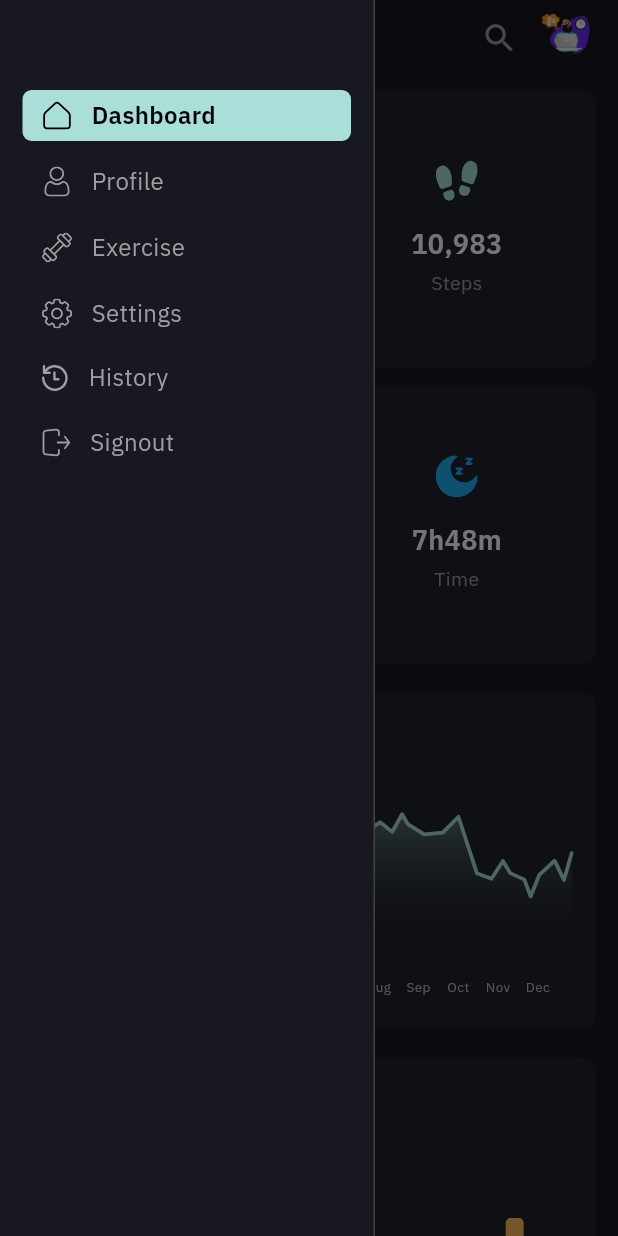
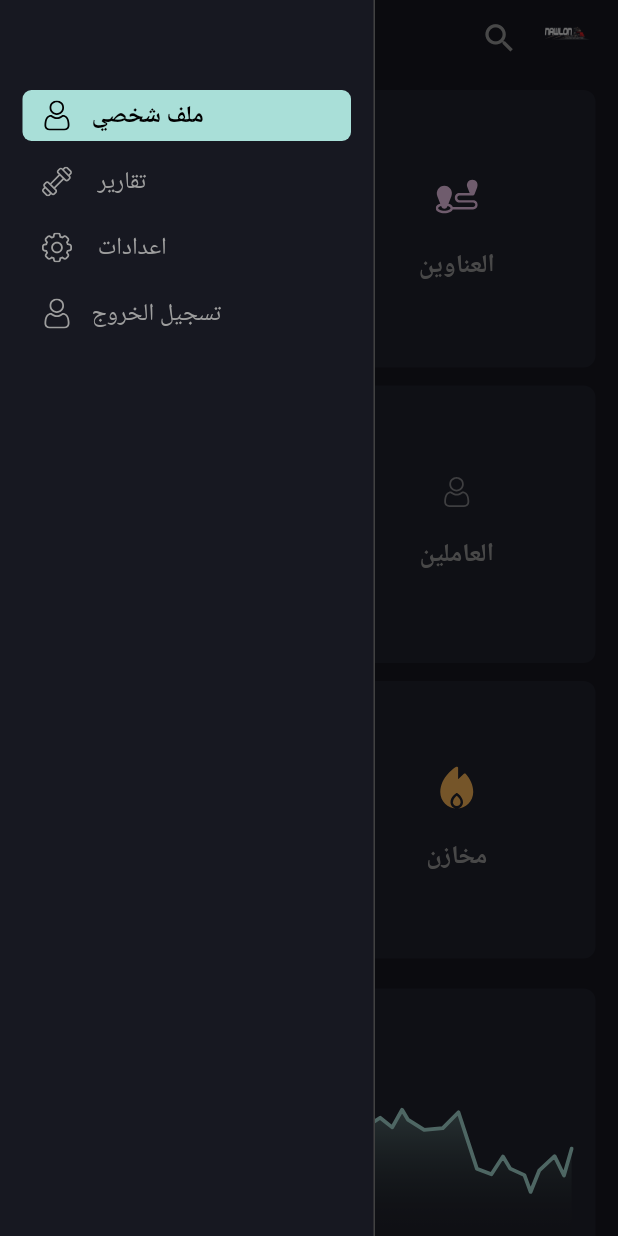
Before and after one commit to Moazzibrahim/nawlon, a Flutter app: the DashBoard screen opened directly, with the side drawer open, on a phone screen of 412 x 824 dp. Run offline on Flutter 3.47's test engine with Material 3 defaults, Android fonts, the phone set to English and light mode, and no system bars; drawn by our look-alikes of fl_chart; our stand-ins replace flutter_svg.

Commit message:
second commit

```diff
--- a/lib/background.dart
+++ b/lib/background.dart
@@ -38,7 +38,7 @@ class Background extends StatelessWidget {
             top: 50,
             right: 30,
             child: Image.asset(
-              "assets/images/main.png",
+              "assets/images/transporter.png",
               width: size.width * 0.35
             ),
           ),
--- a/lib/model/health_model.dart
+++ b/lib/model/health_model.dart
@@ -1,7 +1,6 @@
 class HealthModel {
-  final String icon;
-  final String value;
-  final String title;
-  const HealthModel(
-      {required this.icon, required this.value, required this.title});
+  String icon;
+  //final String value;
+  String title;
+  HealthModel({required this.icon, required this.title});
 }
--- a/lib/pages/home/home_page.dart
+++ b/lib/pages/home/home_page.dart
@@ -29,7 +29,7 @@ class HomePage extends StatelessWidget {
               ),
               Header(scaffoldKey: scaffoldKey),
               height(context),
-              const ActivityDetailsCard(),
+              ActivityDetailsCard(),
               height(context),
               LineChartCard(),
               height(context),
--- a/lib/pages/home/widgets/activity_details_card.dart
+++ b/lib/pages/home/widgets/activity_details_card.dart
@@ -5,15 +5,21 @@ import 'package:flutter_dashboard/widgets/custom_card.dart';
 import 'package:flutter_svg/svg.dart';
 
 class ActivityDetailsCard extends StatelessWidget {
-  const ActivityDetailsCard({super.key});
+  ActivityDetailsCard({super.key});
 
-  final List<HealthModel> healthDetails = const [
+  final List<HealthModel> healthDetails = [
     HealthModel(
-        icon: 'assets/svg/burn.svg', value: "305", title: "Cars "),
-    HealthModel(icon: 'assets/svg/steps.svg', value: "10,983", title: "Steps"),
+      icon: "assets/svg/truck.svg",
+      title: "السيارات ",
+    ),
     HealthModel(
-        icon: 'assets/svg/distance.svg', value: "7km", title: "Distance"),
-    HealthModel(icon: 'assets/svg/sleep.svg', value: "7h48m", title: "Time"),
+      icon: "assets/svg/distance.svg",
+      title: "العناوين",
+    ),
+    HealthModel(title: "الصيانات", icon: "assets/svg/history.svg"),
+    HealthModel(title: "العاملين", icon: "assets/svg/profile.svg"),
+    HealthModel(title: "الايرادات والمصروفات", icon: "assets/svg/steps.svg"),
+    HealthModel(title: "مخازن", icon: "assets/svg/burn.svg"),
   ];
 
   @override
@@ -33,22 +39,23 @@ class ActivityDetailsCard extends StatelessWidget {
             crossAxisAlignment: CrossAxisAlignment.center,
             children: [
               SvgPicture.asset(healthDetails[i].icon),
-              Padding(
-                padding: const EdgeInsets.only(top: 15, bottom: 4),
-                child: Text(
-                  healthDetails[i].value,
-                  style: const TextStyle(
-                      fontSize: 18,
-                      color: Colors.white,
-                      fontWeight: FontWeight.w600),
-                ),
+              //Container(child: Icon(),),
+              const Padding(
+                padding: EdgeInsets.only(top: 15, bottom: 4),
+                // child: Text(
+                //   healthDetails[i].title,
+                //   style: const TextStyle(
+                //       fontSize: 18,
+                //       color: Colors.white,
+                //       fontWeight: FontWeight.w600),
+                // ),
               ),
               Text(
                 healthDetails[i].title,
                 style: const TextStyle(
-                    fontSize: 13,
+                    fontSize: 17,
                     color: Colors.grey,
-                    fontWeight: FontWeight.normal),
+                    fontWeight: FontWeight.bold),
               ),
             ],
           ),
--- a/lib/widgets/menu.dart
+++ b/lib/widgets/menu.dart
@@ -1,6 +1,5 @@
 import 'package:flutter/material.dart';
 import 'package:flutter_dashboard/Responsive.dart';
-import 'package:flutter_dashboard/dashboard.dart';
 import 'package:flutter_dashboard/login_screen.dart';
 import 'package:flutter_dashboard/model/menu_modal.dart';
 import 'package:flutter_dashboard/widgets/profile/profile.dart';
@@ -18,12 +17,11 @@ class Menu extends StatefulWidget {
 
 class _MenuState extends State<Menu> {
   List<MenuModel> menu = [
-    MenuModel(icon: 'assets/svg/home.svg', title: "Dashboard"),
-    MenuModel(icon: 'assets/svg/profile.svg', title: "Profile"),
-    MenuModel(icon: 'assets/svg/exercise.svg', title: "Exercise"),
-    MenuModel(icon: 'assets/svg/setting.svg', title: "Settings"),
-    MenuModel(icon: 'assets/svg/history.svg', title: "History"),
-    MenuModel(icon: 'assets/svg/signout.svg', title: "Signout"),
+    MenuModel(icon: 'assets/svg/profile.svg', title: "ملف شخصي"),
+    MenuModel(icon: 'assets/svg/exercise.svg', title: " تقارير"),
+    MenuModel(icon: 'assets/svg/setting.svg', title: " اعدادات"),
+    MenuModel(icon: 'assets/svg/profile.svg', title: "تسجيل الخروج"),
+    //MenuModel(icon: 'assets/svg/signout.svg', title: "Signout"),
   ];
 
   int selected = 0;
@@ -69,7 +67,8 @@ class _MenuState extends State<Menu> {
                     if (i == 0) {
                       Navigator.push(
                         context,
-                        MaterialPageRoute(builder: (context) => DashBoard()),
+                        MaterialPageRoute(
+                            builder: (context) => const Profile()),
                       );
                     } else if (i == 1) {
                       Navigator.push(
@@ -84,18 +83,6 @@ class _MenuState extends State<Menu> {
                             builder: (context) => const Profile()),
                       );
                     } else if (i == 3) {
-                      Navigator.push(
-                        context,
-                        MaterialPageRoute(
-                            builder: (context) => const Profile()),
-                      );
-                    } else if (i == 4) {
-                      Navigator.push(
-                        context,
-                        MaterialPageRoute(
-                            builder: (context) => const Profile()),
-                      );
-                    } else if (i == 5) {
                       Navigator.push(
                         context,
                         MaterialPageRoute(
--- a/lib/widgets/profile/profile.dart
+++ b/lib/widgets/profile/profile.dart
@@ -27,7 +27,7 @@ class Profile extends StatelessWidget {
                 height:   50,
               ),
               Image.asset(
-                "assets/images/main.png",
+                "assets/images/transporter.png",
               ),
               const SizedBox(
                 height: 15,
```
Also changed, not shown: lib/login_screen.dart (+28 -25 lines), lib/pages/home/widgets/header_widget.dart (+31 -3 lines), assets/images/download.jpg (deleted), assets/images/main.png (deleted), assets/images/transporter.png (added), assets/svg/truck.svg (added), 3 other files.
